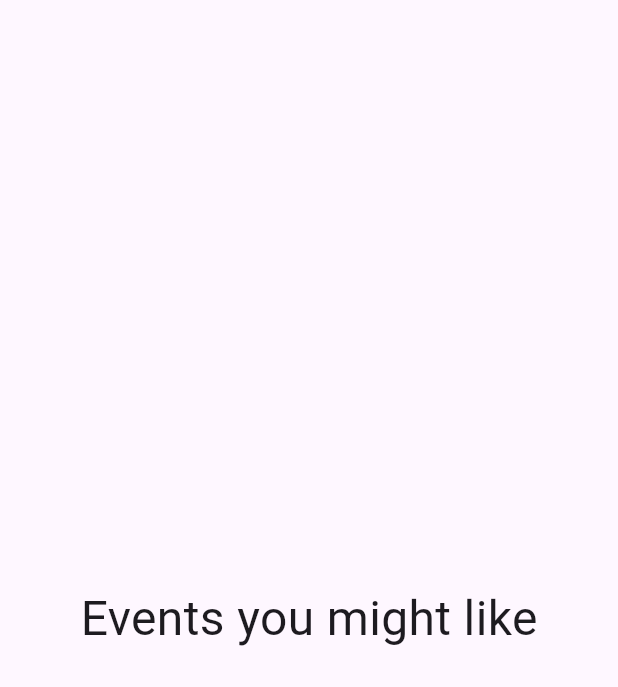
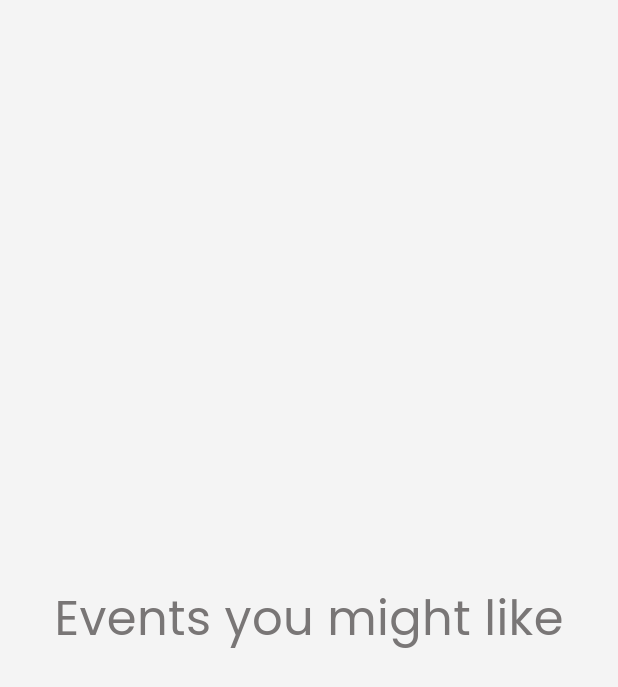
Before and after one commit to SmartEventTech/smart-event-planner, a Flutter app: the screen it shows after launch, on a phone screen of 412 x 824 dp. Shown: the top 687 px of the screen. Run offline on Flutter 3.47's test engine with Material 3 defaults, Android fonts, the phone set to English and light mode, and no system bars.

Commit message:
- Update theme settings to support system-wide theme mode ✅

```diff
--- a/lib/app.dart
+++ b/lib/app.dart
@@ -2,6 +2,7 @@ import 'package:flutter/material.dart';
 import 'package:flutter_localizations/flutter_localizations.dart';
 import 'package:smart_event_planner/config/routing/app_router.dart';
 import 'package:smart_event_planner/config/routing/routes.dart';
+import 'package:smart_event_planner/core/theme/app_theme.dart';
 import 'package:smart_event_planner/core/utils/helpers/app_context.dart';
 import 'generated/l10n.dart';
 
@@ -13,6 +14,9 @@ class MyApp extends StatelessWidget {
   Widget build(BuildContext context) {
     return MaterialApp(
       debugShowCheckedModeBanner: false,
+      themeMode: ThemeMode.system,
+      theme: AppTheme.lightTheme,
+      darkTheme: AppTheme.darkTheme,
       title: 'Smart Event Planner',
       locale: Locale('en'),
       localizationsDelegates: [
```
